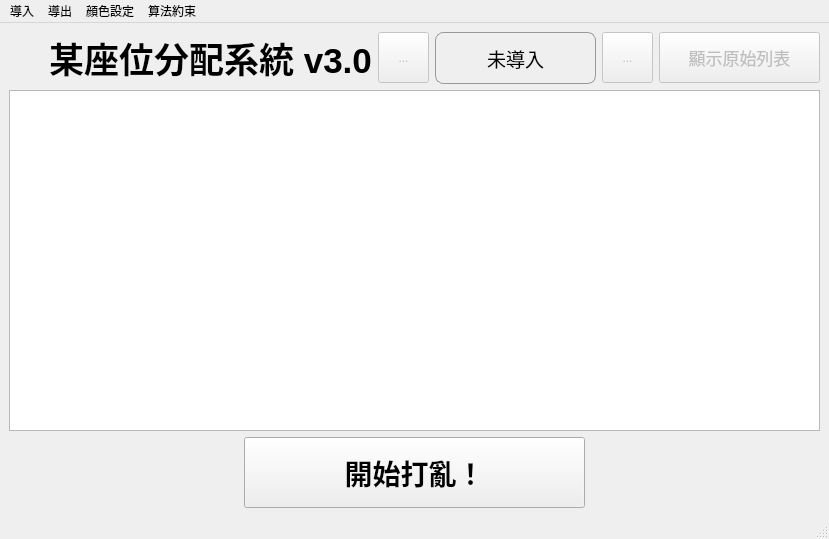
Before: the Qt Designer form src/ui/mainwindow.ui in hwc20896/seat-allocator-cpp, drawn with Qt 5.
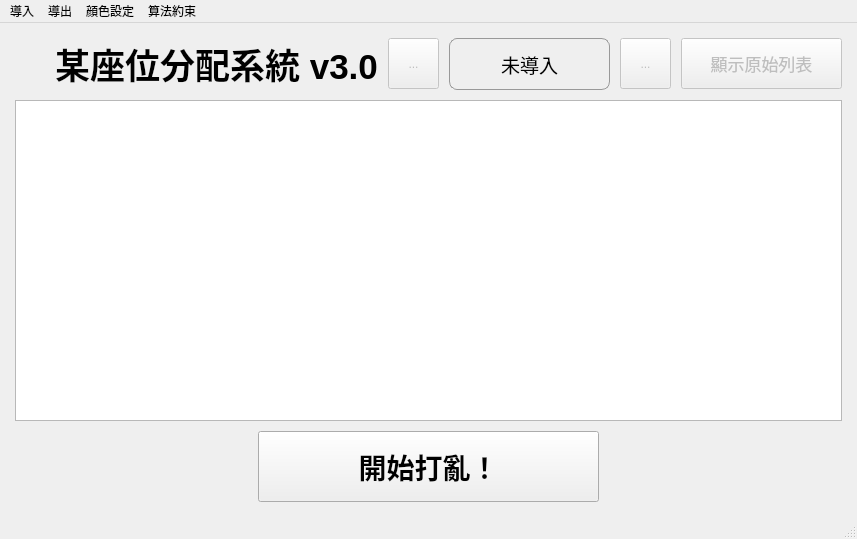
After: the same form once the commit is applied. Icons and pictures are not drawn.

Commit message: feat(ui): change some size of widgets

```diff
--- a/src/ui/mainwindow.ui
+++ b/src/ui/mainwindow.ui
@@ -6,7 +6,7 @@
    <rect>
     <x>0</x>
     <y>0</y>
-    <width>798</width>
+    <width>844</width>
     <height>539</height>
    </rect>
   </property>
@@ -15,6 +15,21 @@
   </property>
   <widget class="QWidget" name="centralwidget">
    <layout class="QVBoxLayout" name="verticalLayout">
+    <property name="spacing">
+     <number>10</number>
+    </property>
+    <property name="leftMargin">
+     <number>15</number>
+    </property>
+    <property name="topMargin">
+     <number>15</number>
+    </property>
+    <property name="rightMargin">
+     <number>15</number>
+    </property>
+    <property name="bottomMargin">
+     <number>15</number>
+    </property>
     <item>
      <layout class="QHBoxLayout" name="topRowLayout">
       <item>
@@ -226,7 +241,7 @@
     <rect>
      <x>0</x>
      <y>0</y>
-     <width>798</width>
+     <width>844</width>
      <height>33</height>
     </rect>
    </property>
```
Left out of the diff: 3 changed lines with no effect on the pictures.
